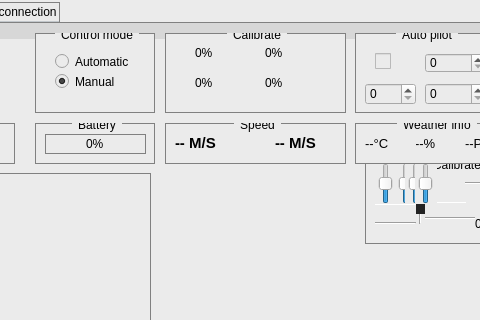
Qt form dgipydrone.ui (DGIProject/DGIPyDrOneQt) before a commit; both pictures show x 115 to 595 and y 0 to 320 of the 959 by 455 pixel window.
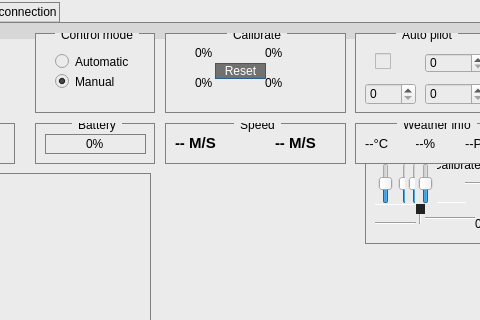
The same form after that commit. Icons and pictures are not drawn.

```diff
--- a/dgipydrone.ui
+++ b/dgipydrone.ui
@@ -1129,6 +1129,19 @@
         <string>0%</string>
        </property>
       </widget>
+      <widget class="QPushButton" name="buttonResetCalibration">
+       <property name="geometry">
+        <rect>
+         <x>50</x>
+         <y>30</y>
+         <width>51</width>
+         <height>16</height>
+        </rect>
+       </property>
+       <property name="text">
+        <string>Reset</string>
+       </property>
+      </widget>
      </widget>
      <zorder>throttleSlider</zorder>
      <zorder>checkLED</zorder>
```
